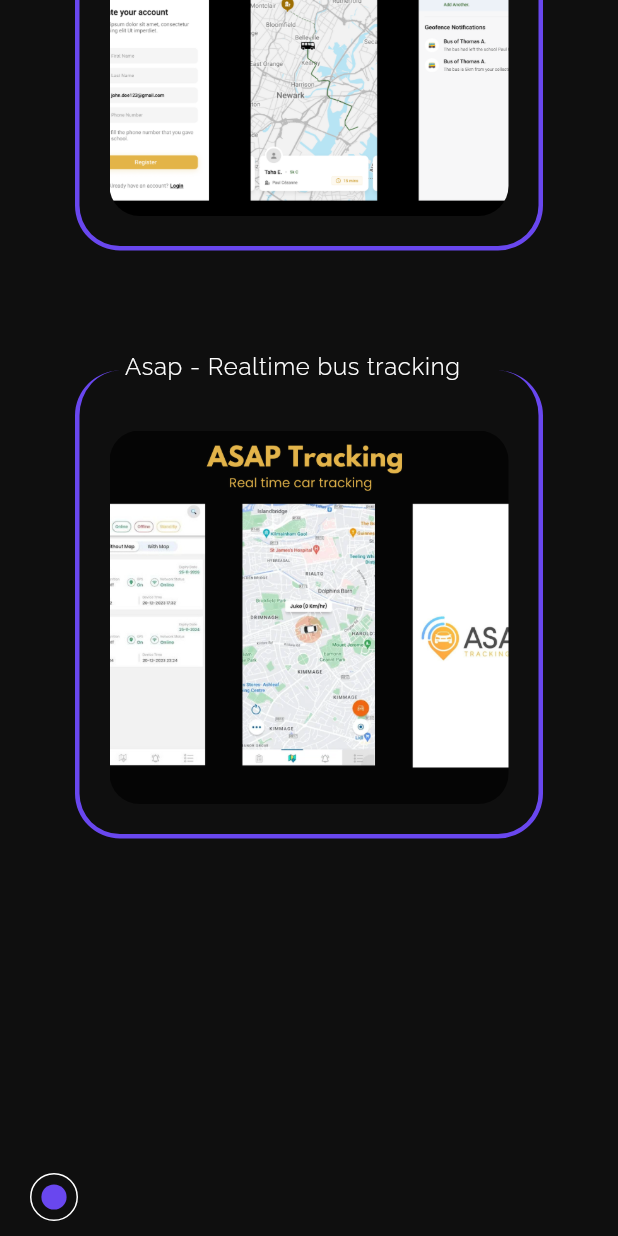
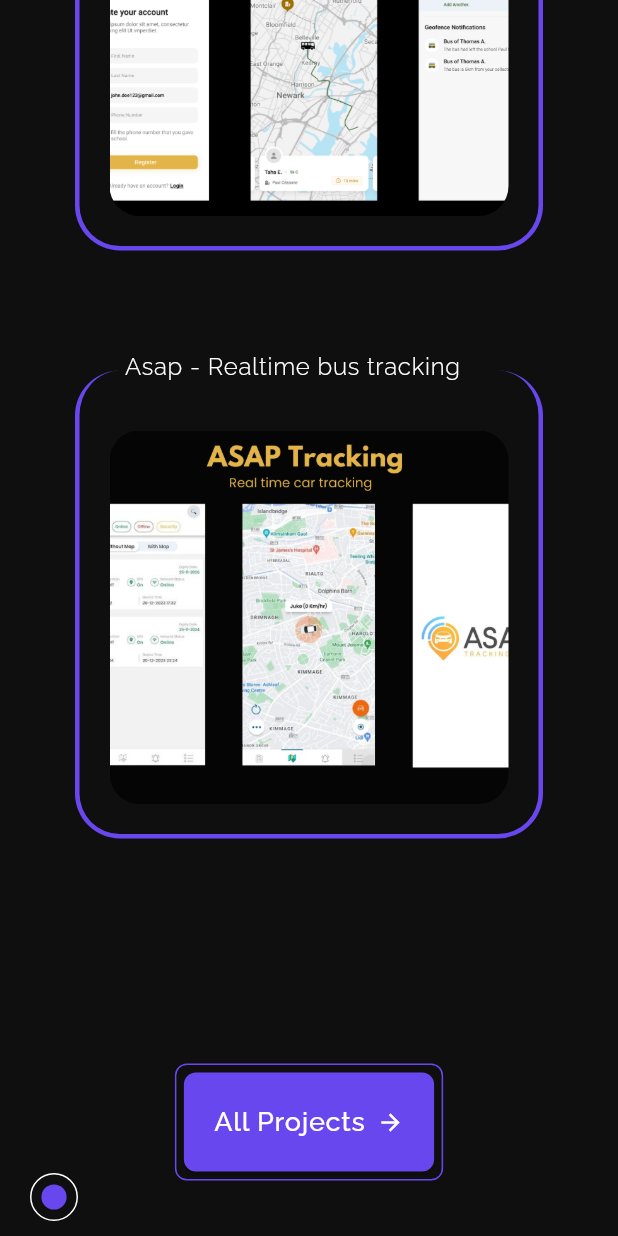
Before and after one commit to haxgert/portfolio, a Flutter app: the screen it shows after launch, scrolled down 2304 dp, on a phone screen of 412 x 824 dp. Run offline on Flutter 3.47's test engine with Material 3 defaults, Android fonts, the phone set to English and light mode, and no system bars; our stand-ins replace animated_flip_counter, auto_size_text, entry, flutter_svg, go_router, shared_preferences and 1 more; missing offline and left inert: flutter_animated_dialog.

Commit message:
added buttons

```diff
--- a/lib/view/pages/experience/experience_page.dart
+++ b/lib/view/pages/experience/experience_page.dart
@@ -82,6 +82,17 @@
           Center(
             child: AppButton(
               onTap: () => context.go(Routes.works),
+              child: Row(
+                mainAxisSize: MainAxisSize.min,
+                children: [
+                  Text(
+                    "Checkout My Projects",
+                    style: Theme.of(context).textTheme.labelSmall,
+                  ),
+                  SizedBox(width: 8),
+                  Icon(Icons.arrow_forward, color: Colors.white)
+                ],
+              ),
             ),
           ),
           SizedBox(height: 130),
@@ -96,8 +107,10 @@
   const AppButton({
     super.key,
     required this.onTap,
+    required this.child,
   });
   final void Function() onTap;
+  final Widget child;
 
   @override
   Widget build(BuildContext context) {
@@ -118,17 +131,7 @@
           padding: MaterialStateProperty.resolveWith(
               (states) => EdgeInsets.symmetric(horizontal: 20, vertical: 20)),
         ),
-        child: Row(
-          mainAxisSize: MainAxisSize.min,
-          children: [
-            Text(
-              "Checkout My Projects",
-              style: Theme.of(context).textTheme.labelSmall,
-            ),
-            SizedBox(width: 8),
-            Icon(Icons.arrow_forward, color: Colors.white)
-          ],
-        ),
+        child: child,
       ),
     );
   }
--- a/lib/view/pages/home/views/experience_view.dart
+++ b/lib/view/pages/home/views/experience_view.dart
@@ -1,8 +1,11 @@
 import 'package:auto_size_text/auto_size_text.dart';
 import 'package:flutter/material.dart';
+import 'package:go_router/go_router.dart';
+import 'package:muzammil_hussain/view/router/routes.dart';
 
 import '../../../../extensions/context_ext.dart';
 import '../../../widgets/section_title.dart';
+import '../../experience/experience_page.dart';
 
 class ExperienceView extends StatelessWidget {
   const ExperienceView({super.key});
@@ -49,7 +52,22 @@
               ),
             ],
           ),
-        )
+        ),
+        SizedBox(height: 180),
+        AppButton(
+          onTap: () => context.go(Routes.works),
+          child: Row(
+            mainAxisSize: MainAxisSize.min,
+            children: [
+              Text(
+                "Past Experience",
+                style: Theme.of(context).textTheme.labelSmall,
+              ),
+              SizedBox(width: 8),
+              Icon(Icons.arrow_forward, color: Colors.white)
+            ],
+          ),
+        ),
       ],
     );
   }
--- a/lib/view/pages/home/views/recent_works_view.dart
+++ b/lib/view/pages/home/views/recent_works_view.dart
@@ -1,6 +1,9 @@
 import 'package:entry/entry.dart';
 import 'package:flutter/material.dart';
 import 'package:flutter_svg/svg.dart';
+import 'package:go_router/go_router.dart';
+import 'package:muzammil_hussain/view/pages/experience/experience_page.dart';
+import 'package:muzammil_hussain/view/router/routes.dart';
 import '../../../../config/assets.dart';
 import '../../../../extensions/context_ext.dart';
 import '../../../../models/recent_works.dart';
@@ -41,6 +44,21 @@
                 work: RecentWork.works[index],
               );
             },
+          ),
+        ),
+        SizedBox(height: 150),
+        AppButton(
+          onTap: () => context.go(Routes.works),
+          child: Row(
+            mainAxisSize: MainAxisSize.min,
+            children: [
+              Text(
+                "All Projects",
+                style: Theme.of(context).textTheme.labelSmall,
+              ),
+              SizedBox(width: 8),
+              Icon(Icons.arrow_forward, color: Colors.white)
+            ],
           ),
         ),
       ],
```
